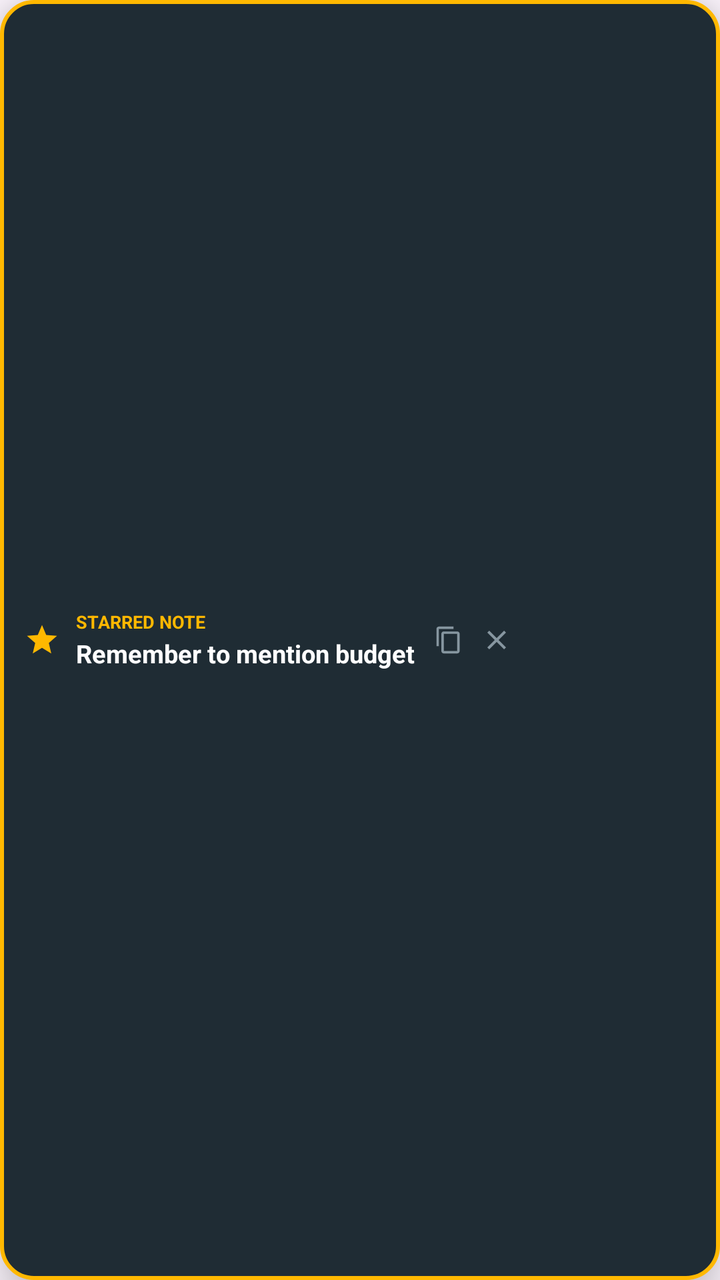
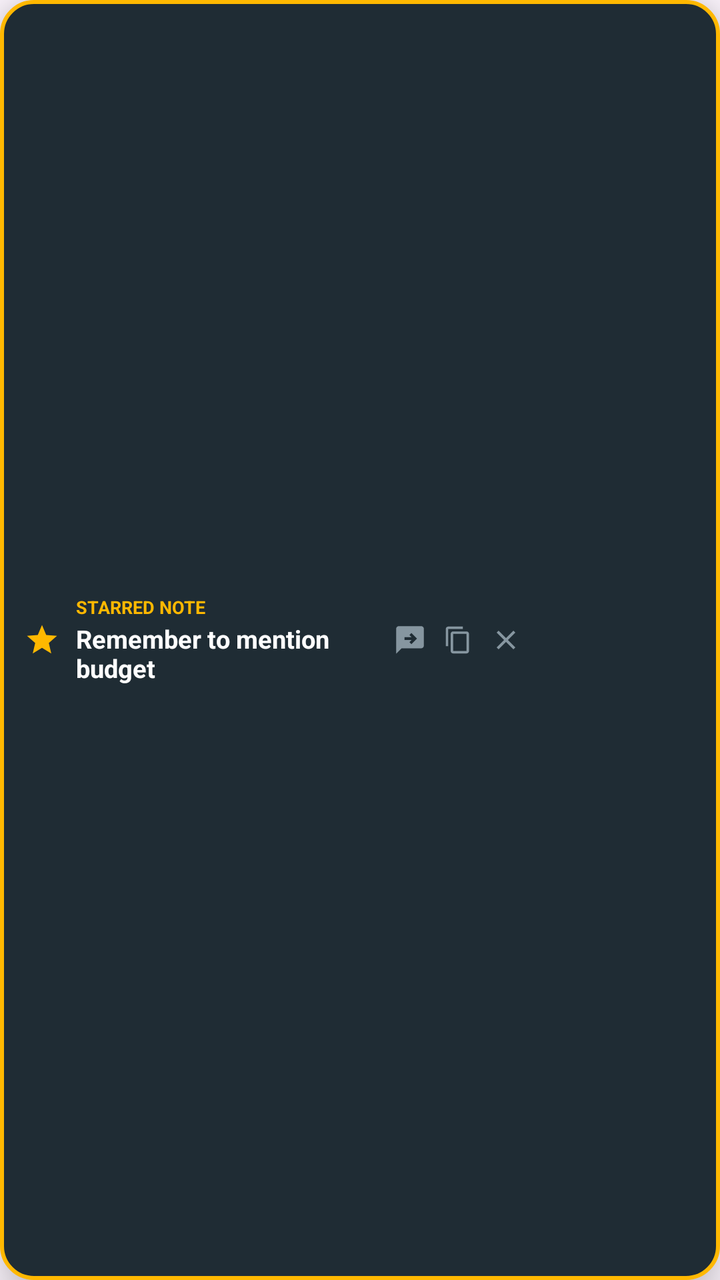

Screens rendered from an Android XML layout before and after an edit, with the pre-edit source and the edit as a unified diff.
<!-- AndroidManifest.xml: application theme Theme.ChatNotes -->
<!-- res/layout/layout_starred_popup.xml -->
<?xml version="1.0" encoding="utf-8"?>
<LinearLayout xmlns:android="http://schemas.android.com/apk/res/android"
    xmlns:app="http://schemas.android.com/apk/res-auto"
    android:id="@+id/starredPopupRoot"
    android:layout_width="wrap_content"
    android:layout_height="wrap_content"
    android:background="@drawable/bg_starred_popup"
    android:clickable="true"
    android:elevation="14dp"
    android:focusable="true"
    android:gravity="center_vertical"
    android:orientation="horizontal"
    android:paddingStart="12dp"
    android:paddingTop="7dp"
    android:paddingEnd="8dp"
    android:paddingBottom="7dp">

    
    <ImageView
        android:id="@+id/ivStarredIcon"
        android:layout_width="18dp"
        android:layout_height="18dp"
        android:src="@drawable/ic_star_filled" />

    
    <LinearLayout
        android:id="@+id/layoutStarredContent"
        android:layout_width="wrap_content"
        android:layout_height="wrap_content"
        android:layout_marginStart="8dp"
        android:layout_marginEnd="6dp"
        android:orientation="vertical">

        
        <LinearLayout
            android:layout_width="wrap_content"
            android:layout_height="wrap_content"
            android:gravity="center_vertical"
            android:orientation="horizontal">

            <TextView
                android:id="@+id/tvStarredHeader"
                android:layout_width="wrap_content"
                android:layout_height="wrap_content"
                android:text="STARRED NOTE"
                android:textColor="#FFB800"
                android:textSize="9sp"
                android:textStyle="bold" />

            <TextView
                android:id="@+id/tvStarredTicker"
                android:layout_width="wrap_content"
                android:layout_height="wrap_content"
                android:layout_marginStart="6dp"
                android:background="@drawable/bg_badge"
                android:paddingStart="5dp"
                android:paddingTop="1dp"
                android:paddingEnd="5dp"
                android:paddingBottom="1dp"
                android:text="1/3"
                android:textColor="#FFFFFF"
                android:textSize="8.5sp"
                android:textStyle="bold"
                android:visibility="gone" />
        </LinearLayout>

        
        <TextView
            android:id="@+id/tvStarredValue"
            android:layout_width="wrap_content"
            android:layout_height="wrap_content"
            android:layout_marginTop="1dp"
            android:ellipsize="end"
            android:maxWidth="170dp"
            android:maxLines="2"
            android:text="Remember to mention budget"
            android:textColor="#FFFFFF"
            android:textSize="12.5sp"
            android:textStyle="bold" />
    </LinearLayout>

    
    <LinearLayout
        android:layout_width="wrap_content"
        android:layout_height="wrap_content"
        android:gravity="center_vertical"
        android:orientation="horizontal">

        
        <ImageView
            android:id="@+id/btnNextStarred"
            android:layout_width="22dp"
            android:layout_height="22dp"
            android:layout_marginEnd="2dp"
            android:background="?android:selectableItemBackgroundBorderless"
            android:padding="3dp"
            android:src="@drawable/ic_chevron_right"
            android:tint="#8696A0"
            android:visibility="gone"
            app:tint="#8696A0" />

        
        <ImageView
            android:id="@+id/btnCopyStarred"
            android:layout_width="22dp"
            android:layout_height="22dp"
            android:layout_marginEnd="2dp"
            android:background="?android:selectableItemBackgroundBorderless"
            android:padding="3.5dp"
            android:src="@drawable/ic_copy"
            android:tint="#8696A0"
            app:tint="#8696A0" />

        
        <ImageView
            android:id="@+id/btnDismissStarredPopup"
            android:layout_width="22dp"
            android:layout_height="22dp"
            android:background="?android:selectableItemBackgroundBorderless"
            android:padding="3dp"
            android:src="@drawable/ic_close"
            android:tint="#8696A0"
            app:tint="#8696A0" />
    </LinearLayout>

</LinearLayout>
<!-- resources referenced by this layout -->
<resources>
  <!-- drawable bg_badge (drawable) -->
  <?xml version="1.0" encoding="utf-8"?>
  <shape xmlns:android="http://schemas.android.com/apk/res/android"
      android:shape="oval">
      <solid android:color="@color/badge_gold" />
      <stroke android:width="1dp" android:color="#202C33" />
  </shape>
  <!-- drawable bg_starred_popup (drawable) -->
  <?xml version="1.0" encoding="utf-8"?>
  <shape xmlns:android="http://schemas.android.com/apk/res/android"
      android:shape="rectangle">
      <solid android:color="#1F2C34" />
      <corners android:radius="16dp" />
      <stroke
          android:width="2dp"
          android:color="#FFB800" />
  </shape>
  <!-- drawable ic_chevron_right (drawable) -->
  <vector xmlns:android="http://schemas.android.com/apk/res/android"
      android:width="24dp"
      android:height="24dp"
      android:viewportWidth="24"
      android:viewportHeight="24">
      <path
          android:fillColor="#FFFFFFFF"
          android:pathData="M10,6L8.59,7.41 13.17,12l-4.58,4.59L10,18l6,-6z"/>
  </vector>
  <!-- drawable ic_close (drawable) -->
  <vector xmlns:android="http://schemas.android.com/apk/res/android"
      android:width="24dp"
      android:height="24dp"
      android:viewportWidth="24"
      android:viewportHeight="24">
      <path
          android:fillColor="#FFFFFFFF"
          android:pathData="M19,6.41L17.59,5 12,10.59 6.41,5 5,6.41 10.59,12 5,17.59 6.41,19 12,13.41 17.59,19 19,17.59 13.41,12z"/>
  </vector>
  <!-- drawable ic_copy (drawable) -->
  <vector xmlns:android="http://schemas.android.com/apk/res/android"
      android:width="24dp"
      android:height="24dp"
      android:viewportWidth="24"
      android:viewportHeight="24">
      <path
          android:fillColor="#FFFFFFFF"
          android:pathData="M16,1H4C2.9,1 2,1.9 2,3V17H4V3H16V1ZM19,5H8C6.9,5 6,5.9 6,7V21C6,22.1 6.9,23 8,23H19C20.1,23 21,22.1 21,21V7C21,5.9 20.1,5 19,5ZM19,21H8V7H19V21Z"/>
  </vector>
  <!-- drawable ic_star_filled (drawable) -->
  <vector xmlns:android="http://schemas.android.com/apk/res/android"
      android:width="24dp"
      android:height="24dp"
      android:viewportWidth="24"
      android:viewportHeight="24">
      <path
          android:fillColor="#FFB800"
          android:pathData="M12,17.27L18.18,21l-1.64,-7.03L22,9.24l-7.19,-0.61L12,2L9.19,8.63L2,9.24l5.46,4.73L5.82,21L12,17.27z"/>
  </vector>
  <style name="Theme.ChatNotes" parent="Theme.Material3.DayNight.NoActionBar">
          <item name="colorPrimary">@color/primary</item>
          <item name="colorOnPrimary">#FFFFFF</item>
          <item name="colorPrimaryContainer">#E0F2E9</item>
          <item name="colorOnPrimaryContainer">#00382C</item>
  
          <item name="colorSecondary">@color/primary_dark</item>
          <item name="colorOnSecondary">#FFFFFF</item>
          <item name="colorSecondaryContainer">#E8F5E9</item>
          <item name="colorOnSecondaryContainer">#00382C</item>
  
          <item name="colorSurface">@color/surface_light</item>
          <item name="colorOnSurface">@color/text_primary_light</item>
          <item name="colorSurfaceVariant">#F0F2F5</item>
          <item name="colorOnSurfaceVariant">@color/text_secondary_light</item>
  
          <item name="android:statusBarColor">@color/surface_light</item>
          <item name="android:windowLightStatusBar">true</item>
      </style>
  <color name="badge_gold">#F59E0B</color>
  <color name="primary">#00A884</color>
  <color name="primary_dark">#008069</color>
  <color name="surface_light">#FFFFFF</color>
  <color name="text_primary_light">#111B21</color>
  <color name="text_secondary_light">#667781</color>
</resources>

<!-- the commit's change to res/layout/layout_starred_popup.xml (unified diff, before → after) -->
@@ -71,7 +71,7 @@
             android:layout_height="wrap_content"
             android:layout_marginTop="1dp"
             android:ellipsize="end"
-            android:maxWidth="170dp"
+            android:maxWidth="150dp"
             android:maxLines="2"
             android:text="Remember to mention budget"
             android:textColor="#FFFFFF"
@@ -101,6 +101,18 @@
 
         
         <ImageView
+            android:id="@+id/btnInsertStarred"
+            android:layout_width="22dp"
+            android:layout_height="22dp"
+            android:layout_marginEnd="2dp"
+            android:background="?android:selectableItemBackgroundBorderless"
+            android:padding="2.5dp"
+            android:src="@drawable/ic_insert_chat"
+            android:tint="#8696A0"
+            app:tint="#8696A0" />
+
+        
+        <ImageView
             android:id="@+id/btnCopyStarred"
             android:layout_width="22dp"
             android:layout_height="22dp"
<!-- resource entries referenced after the edit -->
@@ -47,6 +47,16 @@
           android:fillColor="#FFFFFFFF"
           android:pathData="M16,1H4C2.9,1 2,1.9 2,3V17H4V3H16V1ZM19,5H8C6.9,5 6,5.9 6,7V21C6,22.1 6.9,23 8,23H19C20.1,23 21,22.1 21,21V7C21,5.9 20.1,5 19,5ZM19,21H8V7H19V21Z"/>
   </vector>
+  <!-- drawable ic_insert_chat (drawable) -->
+  <vector xmlns:android="http://schemas.android.com/apk/res/android"
+      android:width="24dp"
+      android:height="24dp"
+      android:viewportWidth="24"
+      android:viewportHeight="24">
+      <path
+          android:fillColor="#FFFFFFFF"
+          android:pathData="M20,2H4C2.9,2 2,2.9 2,4v18l4,-4h14c1.1,0 2,-0.9 2,-2V4C22,2.9 21.1,2 20,2zM17,11l-4,4 -1.41,-1.41L13.17,12H8v-2h5.17l-1.58,-1.59L13,7l4,4z"/>
+  </vector>
   <!-- drawable ic_star_filled (drawable) -->
   <vector xmlns:android="http://schemas.android.com/apk/res/android"
       android:width="24dp"
